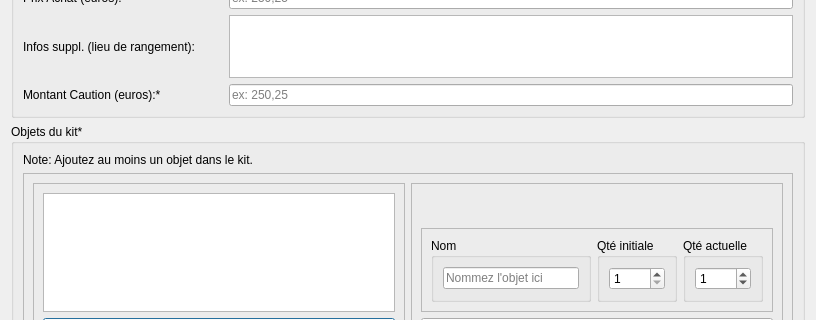
Old version of the form popups/poppupaddkit.ui in the repository diluxe01/Micro_Brico; both pictures show x 0 to 816 and y 206 to 526 of the 816 by 637 pixel window.
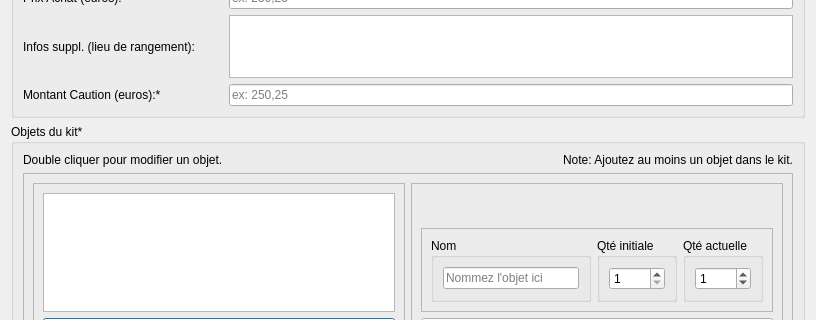
New version of the form.

```diff
--- a/popups/poppupaddkit.ui
+++ b/popups/poppupaddkit.ui
@@ -226,11 +226,28 @@
      </property>
      <layout class="QVBoxLayout" name="verticalLayout_2">
       <item>
+       <layout class="QHBoxLayout" name="horizontalLayout_8">
+        <item>
+         <widget class="QLabel" name="label_6">
+          <property name="text">
+           <string>Double cliquer pour modifier un objet.</string>
+          </property>
+         </widget>
+        </item>
+        <item>
        <widget class="QLabel" name="label">
+          <property name="layoutDirection">
+           <enum>Qt::LayoutDirection::RightToLeft</enum>
+          </property>
         <property name="text">
          <string>Note: Ajoutez au moins un objet dans le kit.</string>
         </property>
-       </widget>
+          <property name="alignment">
+           <set>Qt::AlignmentFlag::AlignRight|Qt::AlignmentFlag::AlignTrailing|Qt::AlignmentFlag::AlignVCenter</set>
+          </property>
+         </widget>
+        </item>
+       </layout>
       </item>
       <item>
        <widget class="QFrame" name="frame_display_item">
```
Lines whose indentation alone changed are shown as unchanged.
